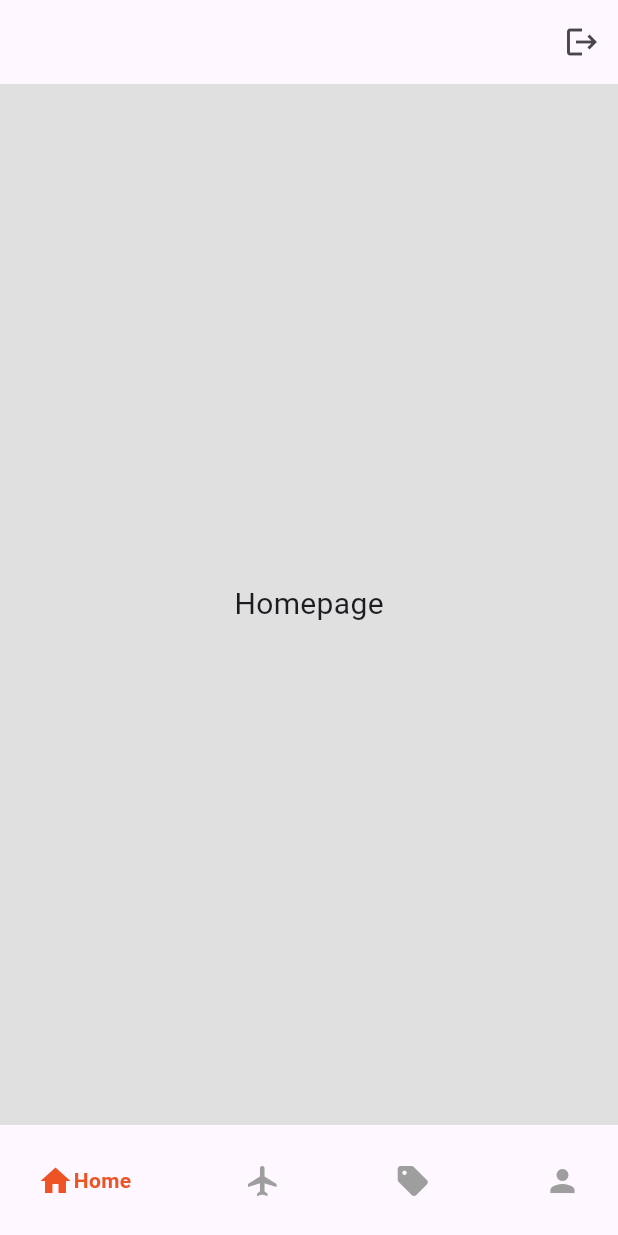
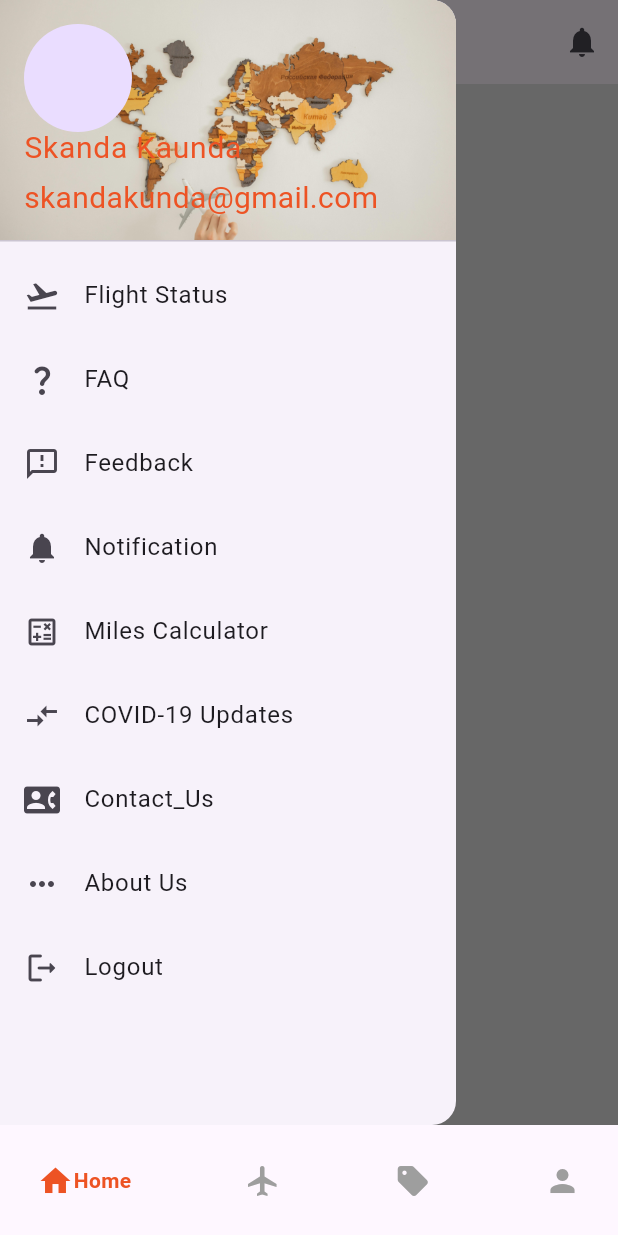
Before and after one commit to Skandaking/blueberry_app, a Flutter app: the screen it shows after launch, with the side drawer open (before the commit the screen has no drawer), on a phone screen of 412 x 824 dp. Run offline on Flutter 3.47's test engine with Material 3 defaults, Android fonts, the light colour scheme and no system bars; drawn by our look-alikes of google_nav_bar; our stand-ins replace firebase_auth, firebase_core, google_sign_in; accounts and stored records are empty.

Commit message:
side navigation

```diff
--- /dev/null
+++ b/lib/componets/side_navbar.dart
@@ -0,0 +1,79 @@
+import 'package:flutter/material.dart';
+
+class SideNavbar extends StatelessWidget {
+  const SideNavbar({super.key});
+
+  @override
+  Widget build(BuildContext context) {
+    return Drawer(
+        child: ListView(
+      padding: EdgeInsets.zero,
+      children: [
+        const UserAccountsDrawerHeader(
+          accountName: Text(
+            'Skanda Kaunda',
+            style: TextStyle(
+                color: Color.fromARGB(255, 237, 83, 36), fontSize: 20),
+          ),
+          accountEmail: Text(
+            'skandakunda@gmail.com',
+            style: TextStyle(
+                color: Color.fromARGB(255, 237, 83, 36), fontSize: 20),
+          ),
+          currentAccountPicture: CircleAvatar(
+            child: ClipOval(),
+          ),
+          decoration: BoxDecoration(
+              color: Color.fromARGB(255, 237, 83, 36),
+              image: DecorationImage(
+                  image: AssetImage('lib/images/bg1.jpg'), fit: BoxFit.cover)),
+        ),
+        ListTile(
+          leading: Icon(Icons.flight_takeoff),
+          title: Text('Flight Status'),
+          onTap: () => {},
+        ),
+        ListTile(
+          leading: Icon(Icons.question_mark_rounded),
+          title: Text('FAQ'),
+          onTap: () => {},
+        ),
+        ListTile(
+          leading: Icon(Icons.feedback_outlined),
+          title: Text('Feedback'),
+          onTap: () => {},
+        ),
+        ListTile(
+          leading: Icon(Icons.notifications),
+          title: Text('Notification'),
+          onTap: () => {},
+        ),
+        ListTile(
+          leading: Icon(Icons.calculate_outlined),
+          title: Text('Miles Calculator'),
+          onTap: () => {},
+        ),
+        ListTile(
+          leading: Icon(Icons.compare_arrows),
+          title: Text('COVID-19 Updates'),
+          onTap: () => {},
+        ),
+        ListTile(
+          leading: Icon(Icons.contact_phone),
+          title: Text('Contact_Us'),
+          onTap: () => {},
+        ),
+        ListTile(
+          leading: Icon(Icons.more_horiz),
+          title: Text('About Us'),
+          onTap: () => {},
+        ),
+        ListTile(
+          leading: Icon(Icons.logout_rounded),
+          title: Text('Logout'),
+          onTap: () => {},
+        ),
+      ],
+    ));
+  }
+}
--- a/lib/pages/home_page.dart
+++ b/lib/pages/home_page.dart
@@ -1,3 +1,4 @@
+import 'package:blueberry_app/componets/side_navbar.dart';
 import 'package:firebase_auth/firebase_auth.dart';
 import 'package:flutter/material.dart';
 
@@ -14,13 +15,12 @@ class HomePage extends StatelessWidget {
   @override
   Widget build(BuildContext context) {
     return Scaffold(
+      drawer: SideNavbar(),
       backgroundColor: Colors.grey[300],
       appBar: AppBar(
+        title: Center(child: Text('Home')),
         actions: [
-          IconButton(
-            onPressed: signUserOut,
-            icon: Icon(Icons.logout),
-          )
+          IconButton(icon: Icon(Icons.notifications), onPressed: () {}),
         ],
       ),
       body: Center(
```
Also changed, not shown: lib/images/bg1.jpg (added), lib/images/bg3.jpg (added), lib/images/bg4.jpg (added), 2 other files.
